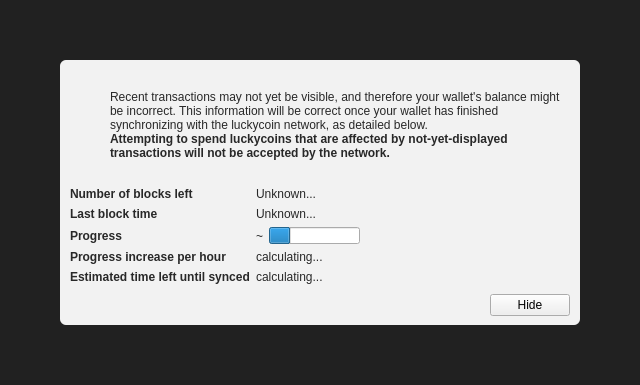
Qt form src/qt/forms/modaloverlay.ui (BBQCoinCommunity/BBQCoinV3) before a commit.
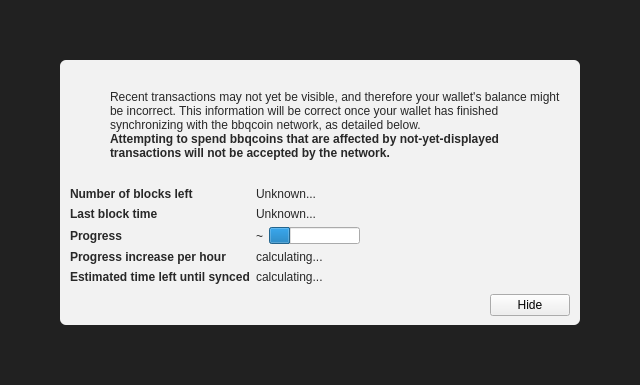
The same form after that commit. Icons and pictures are not drawn. Custom widgets are drawn as their Qt base class.

The edit to the form file:
```diff
--- a/src/qt/forms/modaloverlay.ui
+++ b/src/qt/forms/modaloverlay.ui
@@ -130,7 +130,7 @@
              <item>
               <widget class="QLabel" name="infoText">
                <property name="text">
-                <string>Recent transactions may not yet be visible, and therefore your wallet's balance might be incorrect. This information will be correct once your wallet has finished synchronizing with the luckycoin network, as detailed below.</string>
+                <string>Recent transactions may not yet be visible, and therefore your wallet's balance might be incorrect. This information will be correct once your wallet has finished synchronizing with the bbqcoin network, as detailed below.</string>
                </property>
                <property name="textFormat">
                 <enum>Qt::RichText</enum>
@@ -149,7 +149,7 @@
                 </font>
                </property>
                <property name="text">
-                <string>Attempting to spend luckycoins that are affected by not-yet-displayed transactions will not be accepted by the network.</string>
+                <string>Attempting to spend bbqcoins that are affected by not-yet-displayed transactions will not be accepted by the network.</string>
                </property>
                <property name="textFormat">
                 <enum>Qt::RichText</enum>
```
